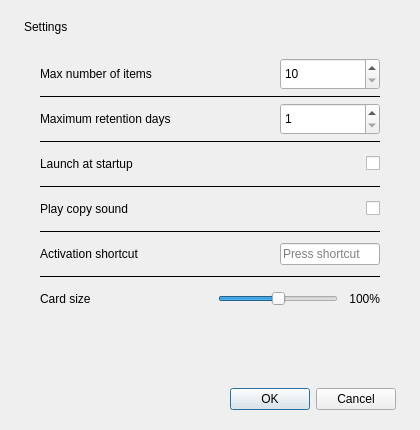
Old version of the form widget/MPasteSettingsWidget.ui in the repository SeptemberHX/MPaste.
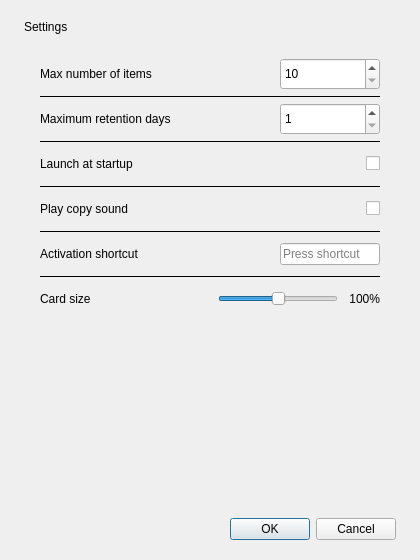
New version of the form.

The edit to the form file:
```diff
--- a/widget/MPasteSettingsWidget.ui
+++ b/widget/MPasteSettingsWidget.ui
@@ -13,19 +13,19 @@
     <x>0</x>
     <y>0</y>
     <width>420</width>
-    <height>430</height>
+    <height>560</height>
    </rect>
   </property>
   <property name="minimumSize">
    <size>
     <width>420</width>
-    <height>430</height>
+    <height>560</height>
    </size>
   </property>
   <property name="maximumSize">
    <size>
     <width>420</width>
-    <height>430</height>
+    <height>560</height>
    </size>
   </property>
   <property name="windowTitle">
```
